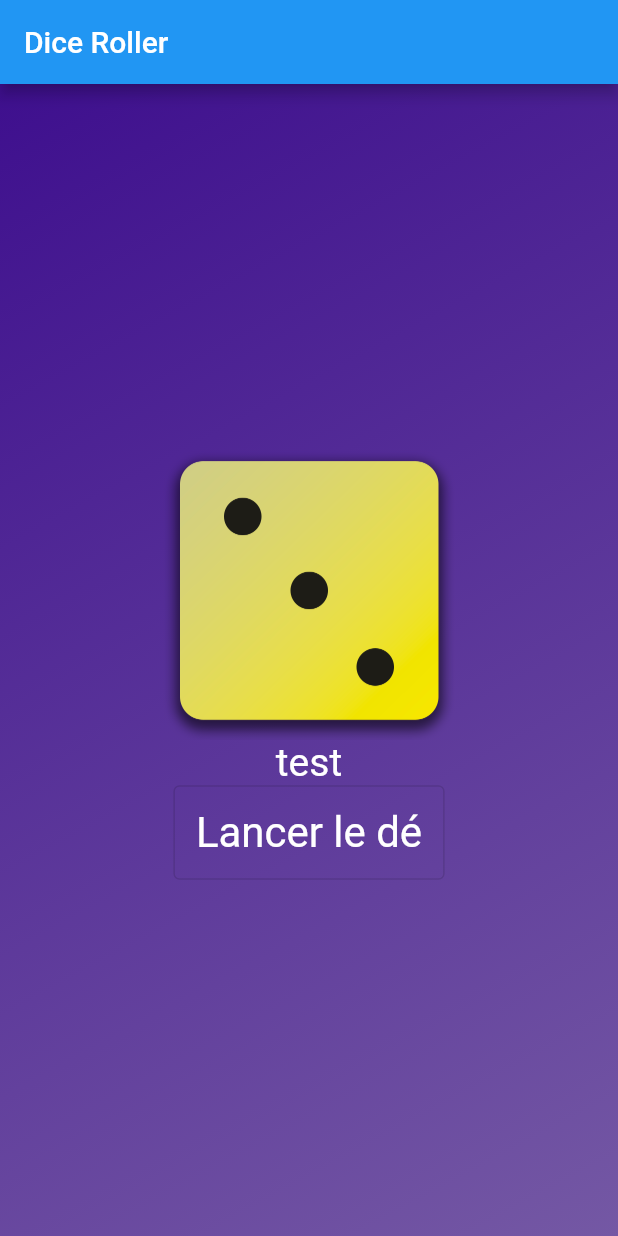
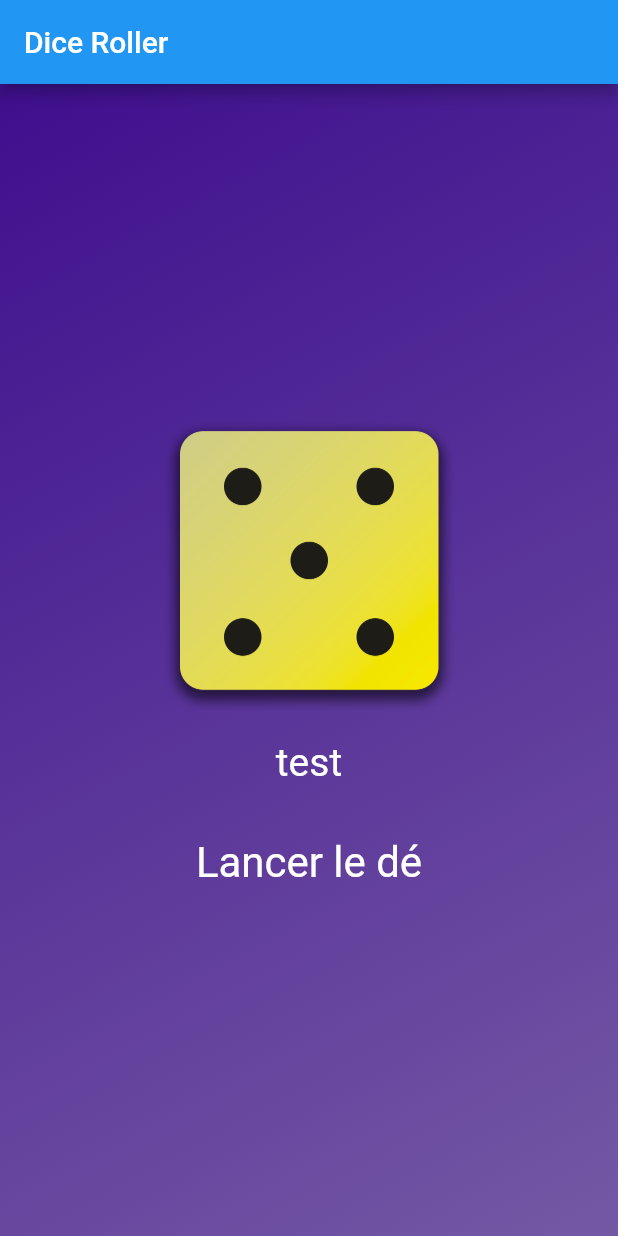
Before and after one commit to YohannDuboeuf/DiceRoller, a Flutter app: the screen it shows after launch, after a tap on "Lancer le dé", on a phone screen of 412 x 824 dp. Run offline on Flutter 3.47's test engine with Material 2 defaults, Android fonts, the phone set to English and light mode, and no system bars.

Commit message:
V1 with dice roller

```diff
--- /dev/null
+++ b/lib/widgets/dice_roller.dart
@@ -0,0 +1,54 @@
+import 'package:flutter/material.dart';
+
+import 'dart:math';
+import './text_style_widget.dart';
+
+final random = Random();
+
+class DiceRoller extends StatefulWidget {
+  const DiceRoller({super.key});
+
+  @override
+  State<DiceRoller> createState() {
+    return _DiceRollerState();
+  }
+}
+
+class _DiceRollerState extends State<DiceRoller> {
+  int currentDiceRoll = 2;
+
+  rollDice() {
+    setState(() {
+      currentDiceRoll = random.nextInt(6) + 1;
+    });
+  }
+
+  @override
+  Widget build(BuildContext context) {
+    return Column(
+      mainAxisSize: MainAxisSize.min,
+      children: [
+        Image.asset(
+          "assets/img/dice-$currentDiceRoll.png",
+          width: 200,
+        ),
+        const SizedBox(
+          height: 20,
+        ),
+        const TextStyleWidget('test'),
+        const SizedBox(
+          height: 20,
+        ),
+        TextButton(
+          onPressed: rollDice,
+          child: Text('Lancer le dé'),
+          style: TextButton.styleFrom(
+            padding: const EdgeInsets.all(15),
+            foregroundColor: Colors.white,
+            textStyle: const TextStyle(fontSize: 28),
+          ),
+        )
+      ],
+    );
+  }
+}
--- a/lib/widgets/home.dart
+++ b/lib/widgets/home.dart
@@ -1,22 +1,12 @@
 import 'package:flutter/material.dart';
 
-import 'dart:math';
-import 'package:dice_roller/widgets/text_style_widget.dart';
+import './dice_roller.dart';
 
 class HomeWidget extends StatelessWidget {
   const HomeWidget({super.key});
 
-  rollDice() {
-    Random random = new Random();
-    int randomNumber = random.nextInt(6);
-
-    print(randomNumber);
-  }
-
   @override
   Widget build(BuildContext context) {
-    const testNumber = 3;
-
     return Container(
       decoration: const BoxDecoration(
         gradient: LinearGradient(
@@ -28,26 +18,9 @@ class HomeWidget extends StatelessWidget {
           end: Alignment.bottomRight,
         ),
       ),
-      child: Center(
-          child: Column(
-        mainAxisSize: MainAxisSize.min,
-        children: [
-          Image.asset(
-            "assets/img/dice-" + testNumber.toString() + ".png",
-            width: 200,
-          ),
-          const TextStyleWidget('test'),
-          OutlinedButton(
-            onPressed: rollDice,
-            child: const Text('Lancer le dé'),
-            style: TextButton.styleFrom(
-              padding: const EdgeInsets.all(15),
-              foregroundColor: Colors.white,
-              textStyle: const TextStyle(fontSize: 28),
-            ),
-          )
-        ],
-      )),
+      child: const Center(
+        child: DiceRoller(),
+      ),
     );
   }
 }
```
